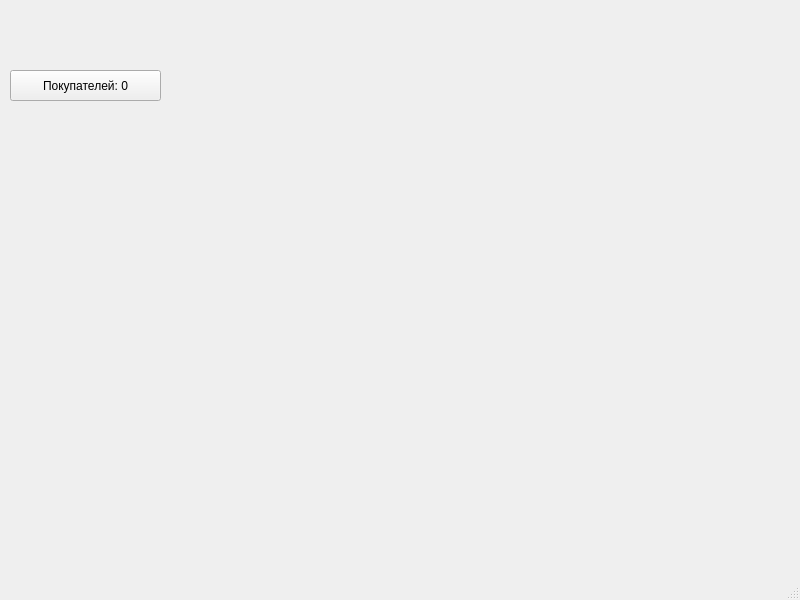
Before: the Qt Designer form sourse/main_win.ui in Daniil-PD/Database_management_system, drawn with Qt 5.
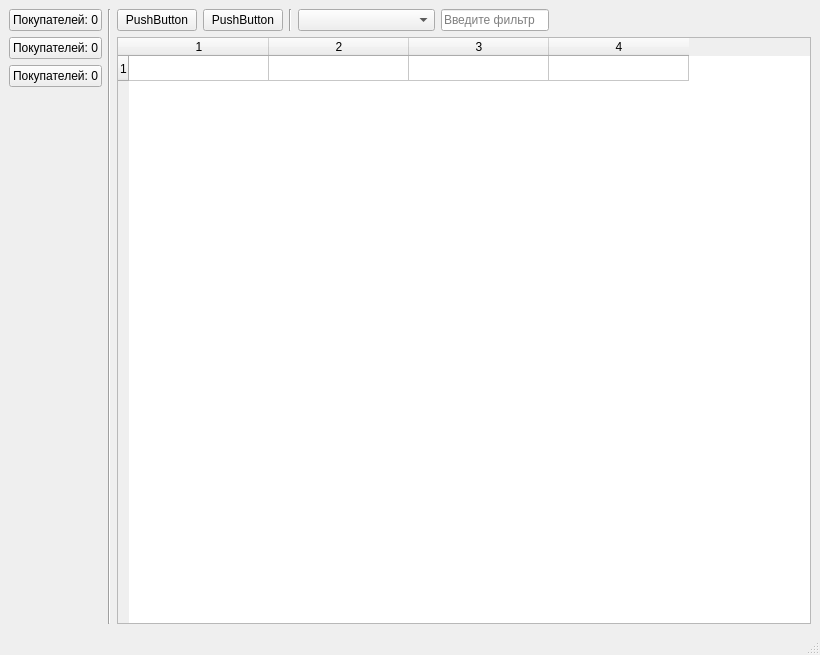
After: the same form once the commit is applied.

Commit message: Add filter system to buyers

What changed in the file:
```diff
--- a/sourse/main_win.ui
+++ b/sourse/main_win.ui
@@ -6,27 +6,177 @@
    <rect>
     <x>0</x>
     <y>0</y>
-    <width>800</width>
-    <height>600</height>
+    <width>820</width>
+    <height>655</height>
    </rect>
   </property>
   <property name="windowTitle">
    <string>MainWindow</string>
   </property>
   <widget class="QWidget" name="centralwidget">
-   <widget class="QPushButton" name="button_buyers">
-    <property name="geometry">
-     <rect>
-      <x>10</x>
-      <y>70</y>
-      <width>151</width>
-      <height>31</height>
-     </rect>
-    </property>
-    <property name="text">
-     <string>Покупателей: 0</string>
-    </property>
-   </widget>
+   <layout class="QHBoxLayout" name="horizontalLayout_2">
+    <item>
+     <layout class="QVBoxLayout" name="verticalLayout">
+      <item>
+       <widget class="QPushButton" name="button_buyers">
+        <property name="text">
+         <string>Покупателей: 0</string>
+        </property>
+       </widget>
+      </item>
+      <item>
+       <widget class="QPushButton" name="button_buyers_2">
+        <property name="text">
+         <string>Покупателей: 0</string>
+        </property>
+       </widget>
+      </item>
+      <item>
+       <widget class="QPushButton" name="button_buyers_3">
+        <property name="text">
+         <string>Покупателей: 0</string>
+        </property>
+       </widget>
+      </item>
+      <item>
+       <spacer name="verticalSpacer">
+        <property name="orientation">
+         <enum>Qt::Vertical</enum>
+        </property>
+        <property name="sizeHint" stdset="0">
+         <size>
+          <width>20</width>
+          <height>40</height>
+         </size>
+        </property>
+       </spacer>
+      </item>
+     </layout>
+    </item>
+    <item>
+     <widget class="Line" name="line">
+      <property name="orientation">
+       <enum>Qt::Vertical</enum>
+      </property>
+     </widget>
+    </item>
+    <item>
+     <layout class="QVBoxLayout" name="verticalLayout_2">
+      <item>
+       <layout class="QHBoxLayout" name="horizontalLayout">
+        <item>
+         <widget class="QPushButton" name="pushButton_3">
+          <property name="text">
+           <string>PushButton</string>
+          </property>
+         </widget>
+        </item>
+        <item>
+         <widget class="QPushButton" name="pushButton_2">
+          <property name="text">
+           <string>PushButton</string>
+          </property>
+         </widget>
+        </item>
+        <item>
+         <widget class="Line" name="line_2">
+          <property name="orientation">
+           <enum>Qt::Vertical</enum>
+          </property>
+         </widget>
+        </item>
+        <item>
+         <widget class="QComboBox" name="comboBox_filter">
+          <property name="sizePolicy">
+           <sizepolicy hsizetype="Fixed" vsizetype="Fixed">
+            <horstretch>0</horstretch>
+            <verstretch>0</verstretch>
+           </sizepolicy>
+          </property>
+          <property name="minimumSize">
+           <size>
+            <width>137</width>
+            <height>0</height>
+           </size>
+          </property>
+          <property name="accessibleName">
+           <string/>
+          </property>
+          <property name="currentText">
+           <string/>
+          </property>
+         </widget>
+        </item>
+        <item>
+         <widget class="QLineEdit" name="lineEdit_filter">
+          <property name="sizePolicy">
+           <sizepolicy hsizetype="Preferred" vsizetype="Fixed">
+            <horstretch>0</horstretch>
+            <verstretch>0</verstretch>
+           </sizepolicy>
+          </property>
+          <property name="inputMask">
+           <string/>
+          </property>
+          <property name="text">
+           <string/>
+          </property>
+          <property name="placeholderText">
+           <string>Введите фильтр</string>
+          </property>
+         </widget>
+        </item>
+        <item>
+         <spacer name="horizontalSpacer">
+          <property name="orientation">
+           <enum>Qt::Horizontal</enum>
+          </property>
+          <property name="sizeType">
+           <enum>QSizePolicy::Expanding</enum>
+          </property>
+          <property name="sizeHint" stdset="0">
+           <size>
+            <width>40</width>
+            <height>20</height>
+           </size>
+          </property>
+         </spacer>
+        </item>
+       </layout>
+      </item>
+      <item>
+       <widget class="QTableWidget" name="tableWidget">
+        <property name="editTriggers">
+         <set>QAbstractItemView::NoEditTriggers</set>
+        </property>
+        <property name="selectionMode">
+         <enum>QAbstractItemView::SingleSelection</enum>
+        </property>
+        <property name="rowCount">
+         <number>1</number>
+        </property>
+        <property name="columnCount">
+         <number>4</number>
+        </property>
+        <attribute name="horizontalHeaderDefaultSectionSize">
+         <number>140</number>
+        </attribute>
+        <attribute name="horizontalHeaderMinimumSectionSize">
+         <number>30</number>
+        </attribute>
+        <attribute name="verticalHeaderDefaultSectionSize">
+         <number>25</number>
+        </attribute>
+        <row/>
+        <column/>
+        <column/>
+        <column/>
+        <column/>
+       </widget>
+      </item>
+     </layout>
+    </item>
+   </layout>
   </widget>
   <widget class="QMenuBar" name="menubar">
    <property name="geometry">
```
Left out of the diff: 2 changed lines with no effect on the pictures. The commit also changes 6 other files.
